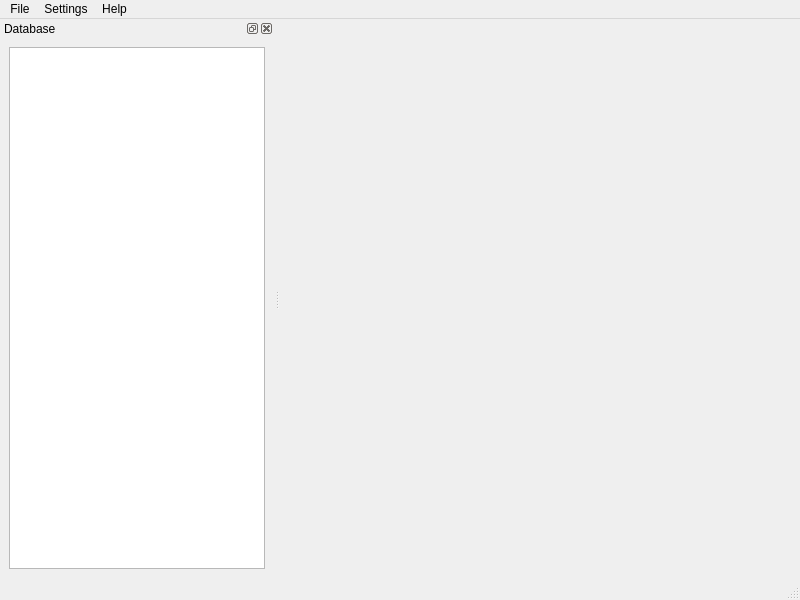
The window that src/gui/mainwindow.ui (grotsztaksel/ArcherAssistant) describes before a commit, drawn with Qt 5.
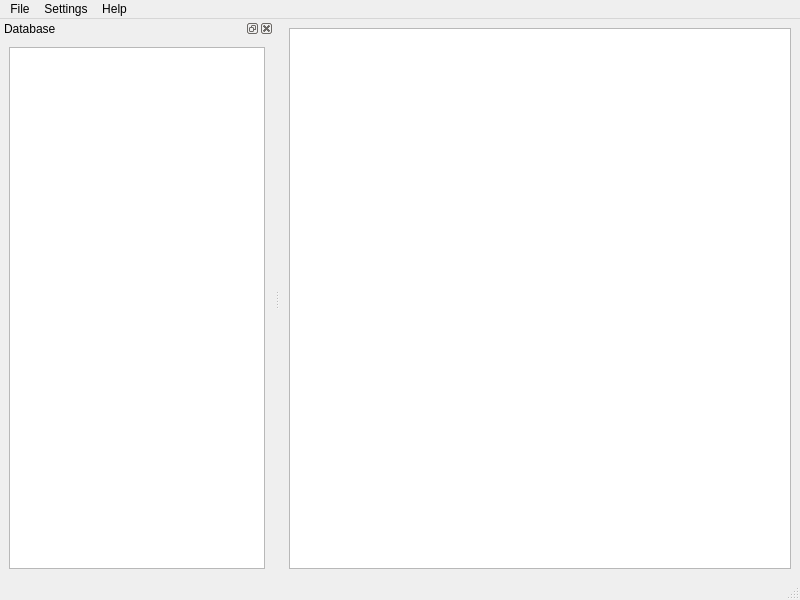
The same window after the commit. Custom widgets are drawn as their Qt base class.

Commit message: MainWindow: Show image upon selection

What changed in the file:
```diff
--- a/src/gui/mainwindow.ui
+++ b/src/gui/mainwindow.ui
@@ -13,7 +13,13 @@
   <property name="windowTitle">
    <string>MainWindow</string>
   </property>
-  <widget class="QWidget" name="centralwidget"/>
+  <widget class="QWidget" name="centralwidget">
+   <layout class="QVBoxLayout" name="verticalLayout_2">
+    <item>
+     <widget class="QGraphicsView" name="graphicsView"/>
+    </item>
+   </layout>
+  </widget>
   <widget class="QMenuBar" name="menubar">
    <property name="geometry">
     <rect>
```
The commit also changes 2 other files.
